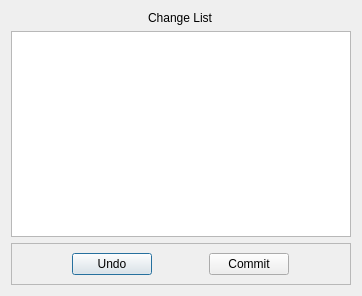
Before: the Qt Designer form ui/change_configuration.ui in CS4311-spring-2020/pick-tool-team14-keikaku, drawn with Qt 5.
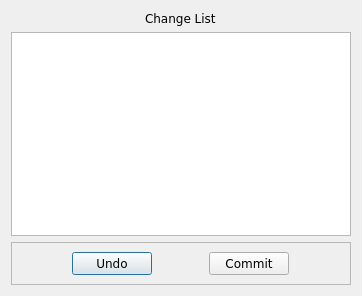
After: the same form once the commit is applied.

Commit message: changed font to Verdana

What changed in the file:
```diff
--- a/ui/change_configuration.ui
+++ b/ui/change_configuration.ui
@@ -16,13 +16,24 @@
   <layout class="QVBoxLayout" name="verticalLayout">
    <item alignment="Qt::AlignHCenter">
     <widget class="QLabel" name="ChangeListLabel">
+     <property name="font">
+      <font>
+       <family>Verdana</family>
+      </font>
+     </property>
      <property name="text">
       <string>Change List</string>
      </property>
     </widget>
    </item>
    <item>
-    <widget class="QTextEdit" name="ChangeListText"/>
+    <widget class="QTextEdit" name="ChangeListText">
+     <property name="font">
+      <font>
+       <family>Verdana</family>
+      </font>
+     </property>
+    </widget>
    </item>
    <item>
     <widget class="QFrame" name="ButtonFrame">
@@ -47,6 +58,11 @@
           <verstretch>0</verstretch>
          </sizepolicy>
         </property>
+        <property name="font">
+         <font>
+          <family>Verdana</family>
+         </font>
+        </property>
         <property name="text">
          <string>Undo</string>
         </property>
@@ -60,6 +76,11 @@
           <verstretch>0</verstretch>
          </sizepolicy>
         </property>
+        <property name="font">
+         <font>
+          <family>Verdana</family>
+         </font>
+        </property>
         <property name="text">
          <string>Commit</string>
         </property>
```
